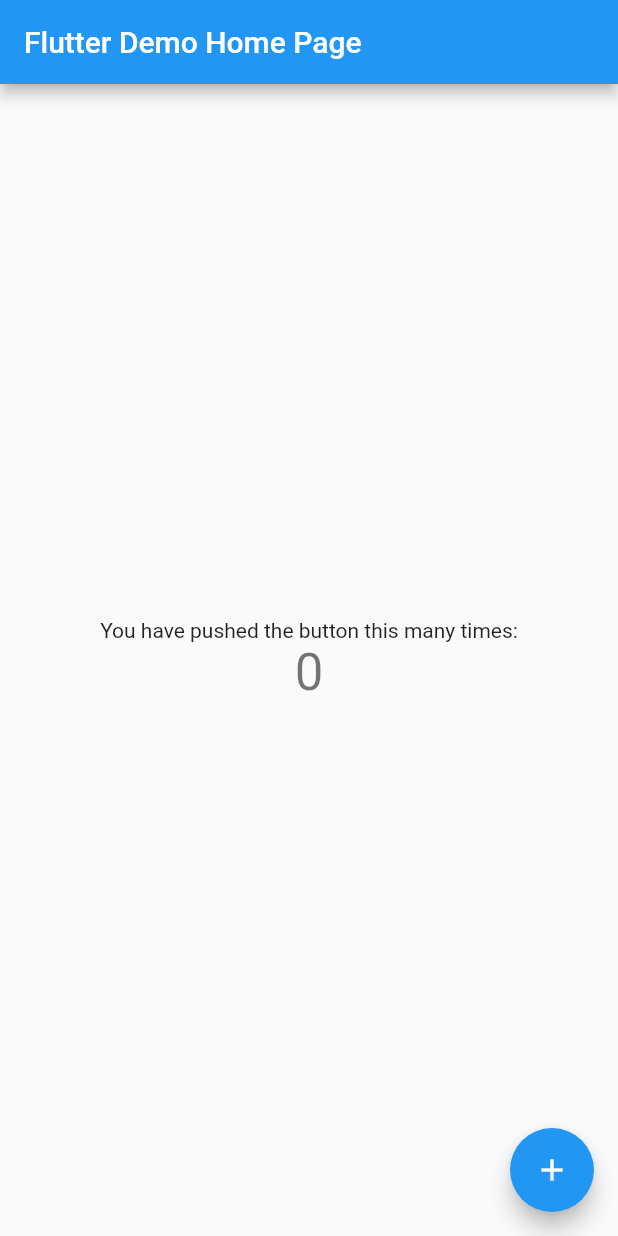
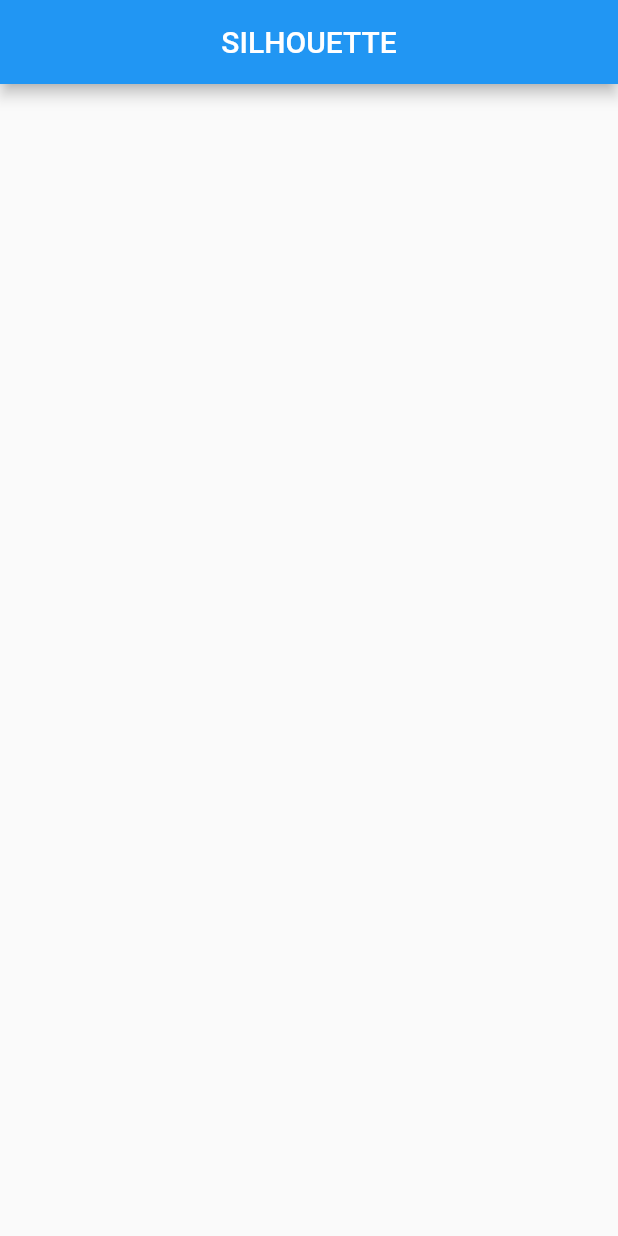
Before and after one commit to sathishatgithub/SILHOUETTE, a Flutter app: the screen it shows after launch, on a phone screen of 412 x 824 dp. Run offline on Flutter 3.47's test engine with Material 2 defaults, Android fonts, the phone set to English and light mode, and no system bars.

Commit message:
The very basic start with home

```diff
--- a/silhouette/lib/main.dart
+++ b/silhouette/lib/main.dart
@@ -1,115 +1,9 @@
 import 'package:flutter/material.dart';
+import 'package:silhouette/view/home.dart';
 
 void main() {
-  runApp(const MyApp());
+  runApp(const MaterialApp(
+    home: Home(),
+
+  ));
 }
-
-class MyApp extends StatelessWidget {
-  const MyApp({Key? key}) : super(key: key);
-
-  // This widget is the root of your application.
-  @override
-  Widget build(BuildContext context) {
-    return MaterialApp(
-      title: 'Flutter Demo',
-      theme: ThemeData(
-        // This is the theme of your application.
-        //
-        // Try running your application with "flutter run". You'll see the
-        // application has a blue toolbar. Then, without quitting the app, try
-        // changing the primarySwatch below to Colors.green and then invoke
-        // "hot reload" (press "r" in the console where you ran "flutter run",
-        // or simply save your changes to "hot reload" in a Flutter IDE).
-        // Notice that the counter didn't reset back to zero; the application
-        // is not restarted.
-        primarySwatch: Colors.blue,
-      ),
-      home: const MyHomePage(title: 'Flutter Demo Home Page'),
-    );
-  }
-}
-
-class MyHomePage extends StatefulWidget {
-  const MyHomePage({Key? key, required this.title}) : super(key: key);
-
-  // This widget is the home page of your application. It is stateful, meaning
-  // that it has a State object (defined below) that contains fields that affect
-  // how it looks.
-
-  // This class is the configuration for the state. It holds the values (in this
-  // case the title) provided by the parent (in this case the App widget) and
-  // used by the build method of the State. Fields in a Widget subclass are
-  // always marked "final".
-
-  final String title;
-
-  @override
-  State<MyHomePage> createState() => _MyHomePageState();
-}
-
-class _MyHomePageState extends State<MyHomePage> {
-  int _counter = 0;
-
-  void _incrementCounter() {
-    setState(() {
-      // This call to setState tells the Flutter framework that something has
-      // changed in this State, which causes it to rerun the build method below
-      // so that the display can reflect the updated values. If we changed
-      // _counter without calling setState(), then the build method would not be
-      // called again, and so nothing would appear to happen.
-      _counter++;
-    });
-  }
-
-  @override
-  Widget build(BuildContext context) {
-    // This method is rerun every time setState is called, for instance as done
-    // by the _incrementCounter method above.
-    //
-    // The Flutter framework has been optimized to make rerunning build methods
-    // fast, so that you can just rebuild anything that needs updating rather
-    // than having to individually change instances of widgets.
-    return Scaffold(
-      appBar: AppBar(
-        // Here we take the value from the MyHomePage object that was created by
-        // the App.build method, and use it to set our appbar title.
-        title: Text(widget.title),
-      ),
-      body: Center(
-        // Center is a layout widget. It takes a single child and positions it
-        // in the middle of the parent.
-        child: Column(
-          // Column is also a layout widget. It takes a list of children and
-          // arranges them vertically. By default, it sizes itself to fit its
-          // children horizontally, and tries to be as tall as its parent.
-          //
-          // Invoke "debug painting" (press "p" in the console, choose the
-          // "Toggle Debug Paint" action from the Flutter Inspector in Android
-          // Studio, or the "Toggle Debug Paint" command in Visual Studio Code)
-          // to see the wireframe for each widget.
-          //
-          // Column has various properties to control how it sizes itself and
-          // how it positions its children. Here we use mainAxisAlignment to
-          // center the children vertically; the main axis here is the vertical
-          // axis because Columns are vertical (the cross axis would be
-          // horizontal).
-          mainAxisAlignment: MainAxisAlignment.center,
-          children: <Widget>[
-            const Text(
-              'You have pushed the button this many times:',
-            ),
-            Text(
-              '$_counter',
-              style: Theme.of(context).textTheme.headline4,
-            ),
-          ],
-        ),
-      ),
-      floatingActionButton: FloatingActionButton(
-        onPressed: _incrementCounter,
-        tooltip: 'Increment',
-        child: const Icon(Icons.add),
-      ), // This trailing comma makes auto-formatting nicer for build methods.
-    );
-  }
-}
--- /dev/null
+++ b/silhouette/lib/util/constants.dart
@@ -0,0 +1,2 @@
+
+const String kAppBar = 'SILHOUETTE';
--- /dev/null
+++ b/silhouette/lib/view/home.dart
@@ -0,0 +1,21 @@
+import 'package:flutter/material.dart';
+import 'package:silhouette/util/constants.dart';
+
+class Home extends StatefulWidget {
+  const Home({Key? key}) : super(key: key);
+
+  @override
+  State<Home> createState() => _HomeState();
+}
+
+class _HomeState extends State<Home> {
+  @override
+  Widget build(BuildContext context) {
+    return Scaffold(
+      appBar: AppBar(
+        centerTitle: true,
+        title: const Text(kAppBar),
+      ),
+    );
+  }
+}
```
